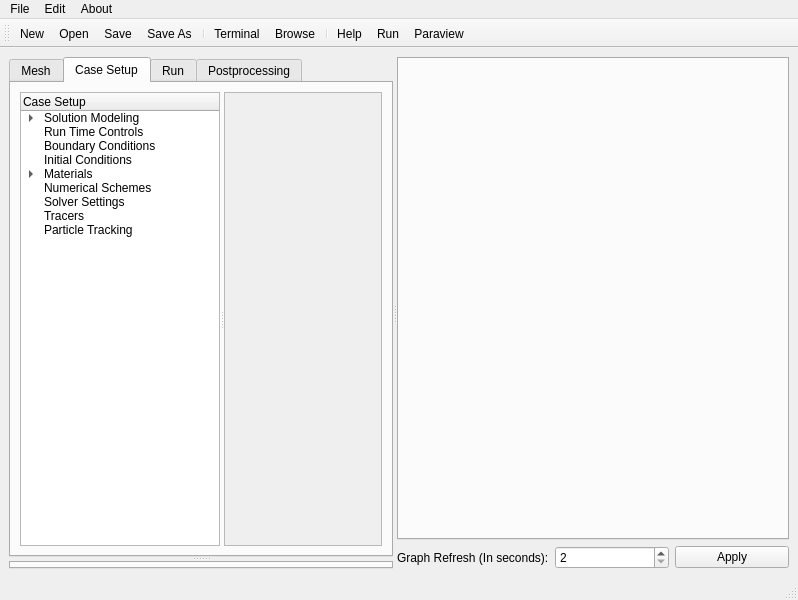
Old version of the form petroSym/petroSym.ui in the repository jmarcelogimenez/petroSym.
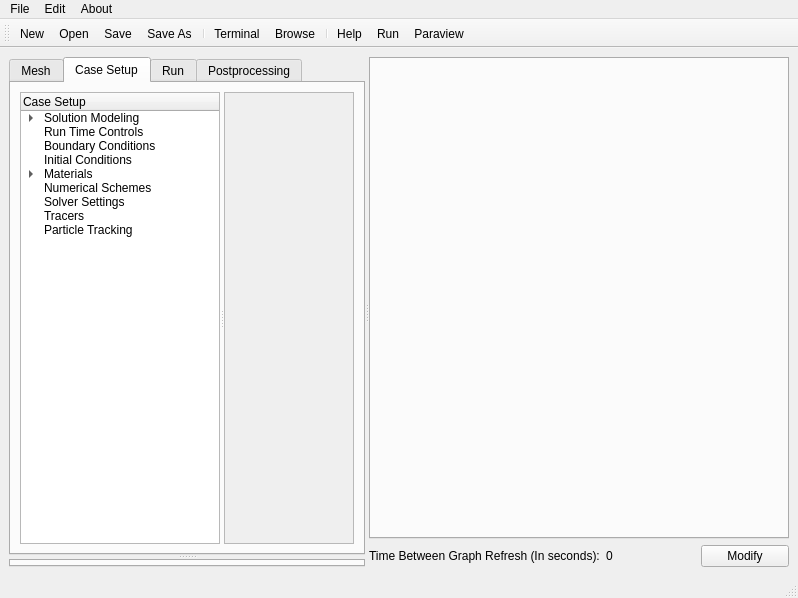
New version of the form. The open tabs and pages were chosen to show the change. Icons and pictures are not drawn.

Commit message: Changing the way of input the time of refresh for a graph

What changed in the file:
```diff
--- a/petroSym/petroSym.ui
+++ b/petroSym/petroSym.ui
@@ -7,7 +7,7 @@
     <x>0</x>
     <y>0</y>
     <width>798</width>
-    <height>600</height>
+    <height>598</height>
    </rect>
   </property>
   <property name="sizePolicy">
@@ -212,8 +212,8 @@
                   <rect>
                    <x>0</x>
                    <y>0</y>
-                   <width>194</width>
-                   <height>387</height>
+                   <width>130</width>
+                   <height>385</height>
                   </rect>
                  </property>
                 </widget>
@@ -283,27 +283,24 @@
           <item>
            <widget class="QLabel" name="label">
             <property name="text">
-             <string>Graph Refresh (In seconds):</string>
+             <string>Time Between Graph Refresh (In seconds):</string>
             </property>
            </widget>
           </item>
           <item>
-           <widget class="QSpinBox" name="graphrefresh_spinBox">
-            <property name="minimum">
-             <number>2</number>
+           <widget class="QLabel" name="label_time_refresh">
+            <property name="text">
+             <string>0</string>
             </property>
-            <property name="maximum">
-             <number>10</number>
-            </property>
-            <property name="value">
-             <number>2</number>
+            <property name="alignment">
+             <set>Qt::AlignLeading|Qt::AlignLeft|Qt::AlignVCenter</set>
             </property>
            </widget>
           </item>
           <item>
            <widget class="QPushButton" name="refresh_pushButton">
             <property name="text">
-             <string>Apply</string>
+             <string>Modify</string>
             </property>
             <property name="icon">
              <iconset resource="resources.qrc">
```
Left out of the diff: 2 changed lines with no effect on the pictures. The commit also changes 2 other files.
